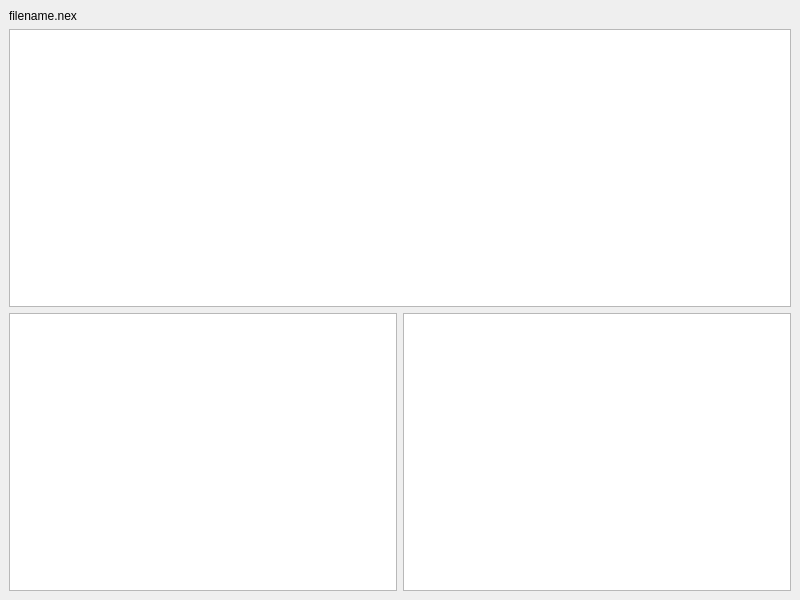
This is UI_Templates/msaView.ui in benjalon/Split-Network-Interpreter as Qt 5 draws it before an edit. The edited form follows.
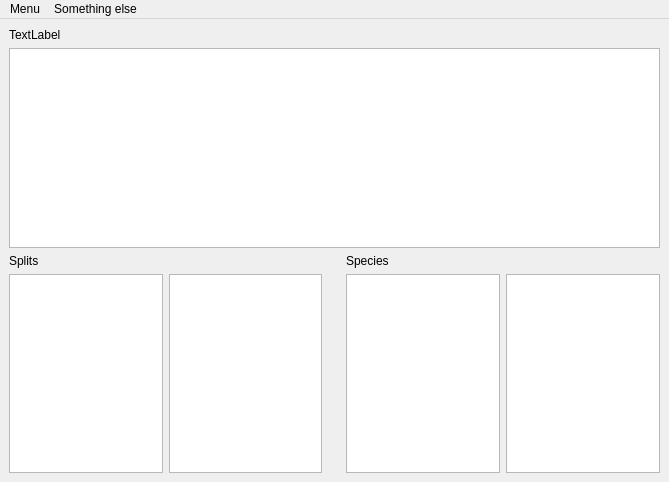
This is the edited form.

Diff of the .ui file:
```diff
--- a/UI_Templates/msaView.ui
+++ b/UI_Templates/msaView.ui
@@ -6,41 +6,124 @@
    <rect>
     <x>0</x>
     <y>0</y>
-    <width>800</width>
-    <height>600</height>
+    <width>669</width>
+    <height>482</height>
    </rect>
   </property>
   <property name="windowTitle">
    <string>MainWindow</string>
   </property>
   <widget class="QWidget" name="centralwidget">
-   <layout class="QHBoxLayout" name="horizontalLayout_2">
+   <layout class="QHBoxLayout" name="horizontalLayout">
     <item>
-     <layout class="QVBoxLayout" name="verticalLayout">
-      <item>
-       <widget class="QLabel" name="fileNameLabel">
+     <layout class="QGridLayout" name="gridLayout">
+      <item row="3" column="1">
+       <widget class="QListWidget" name="listWidget"/>
+      </item>
+      <item row="2" column="0">
+       <widget class="QLabel" name="splits_label">
         <property name="text">
-         <string>filename.nex</string>
+         <string>Splits</string>
         </property>
        </widget>
       </item>
-      <item>
-       <widget class="QTableWidget" name="msaWidget"/>
+      <item row="3" column="3">
+       <spacer name="horizontalSpacer_2">
+        <property name="orientation">
+         <enum>Qt::Horizontal</enum>
+        </property>
+        <property name="sizeHint" stdset="0">
+         <size>
+          <width>40</width>
+          <height>20</height>
+         </size>
+        </property>
+       </spacer>
       </item>
-      <item>
-       <layout class="QHBoxLayout" name="horizontalLayout">
-        <item>
-         <widget class="QListWidget" name="splitsListWidget"/>
-        </item>
-        <item>
-         <widget class="QListWidget" name="specieListWidget"/>
-        </item>
-       </layout>
+      <item row="3" column="2">
+       <spacer name="horizontalSpacer">
+        <property name="orientation">
+         <enum>Qt::Horizontal</enum>
+        </property>
+        <property name="sizeHint" stdset="0">
+         <size>
+          <width>40</width>
+          <height>20</height>
+         </size>
+        </property>
+       </spacer>
+      </item>
+      <item row="3" column="0">
+       <widget class="QListWidget" name="splits_list_widget"/>
+      </item>
+      <item row="0" column="0">
+       <widget class="QLabel" name="filename_label">
+        <property name="text">
+         <string>TextLabel</string>
+        </property>
+       </widget>
+      </item>
+      <item row="3" column="4">
+       <spacer name="horizontalSpacer_3">
+        <property name="orientation">
+         <enum>Qt::Horizontal</enum>
+        </property>
+        <property name="sizeHint" stdset="0">
+         <size>
+          <width>40</width>
+          <height>20</height>
+         </size>
+        </property>
+       </spacer>
+      </item>
+      <item row="3" column="5">
+       <widget class="QListWidget" name="species_list_widget"/>
+      </item>
+      <item row="2" column="5">
+       <widget class="QLabel" name="species_label">
+        <property name="text">
+         <string>Species</string>
+        </property>
+       </widget>
+      </item>
+      <item row="3" column="6">
+       <widget class="QListWidget" name="listWidget_2"/>
+      </item>
+      <item row="1" column="0" colspan="7">
+       <widget class="QTableWidget" name="msa_table"/>
       </item>
      </layout>
     </item>
    </layout>
   </widget>
+  <widget class="QMenuBar" name="menuBar">
+   <property name="geometry">
+    <rect>
+     <x>0</x>
+     <y>0</y>
+     <width>669</width>
+     <height>22</height>
+    </rect>
+   </property>
+   <widget class="QMenu" name="menuMenu">
+    <property name="title">
+     <string>Menu</string>
+    </property>
+    <addaction name="actionAoo"/>
+   </widget>
+   <widget class="QMenu" name="menuSomething_else">
+    <property name="title">
+     <string>Something else</string>
+    </property>
+   </widget>
+   <addaction name="menuMenu"/>
+   <addaction name="menuSomething_else"/>
+  </widget>
+  <action name="actionAoo">
+   <property name="text">
+    <string>Aoo</string>
+   </property>
+  </action>
  </widget>
  <resources/>
  <connections/>
```
